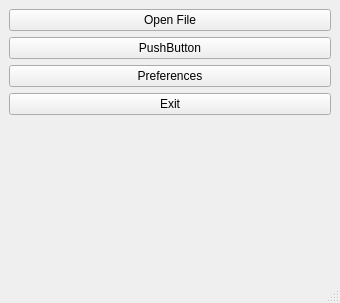
Above: ui/mainwindow.ui from AntonioAlarcon32/Asterix_Decoder before the change. Below: the same form after it.
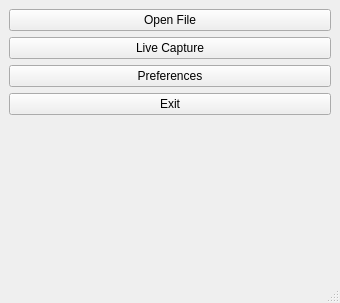
That is the form after the change.

The edit to the form file:
```diff
--- a/ui/mainwindow.ui
+++ b/ui/mainwindow.ui
@@ -36,13 +36,6 @@
     <property name="sizeConstraint">
      <enum>QLayout::SetMaximumSize</enum>
     </property>
-    <item row="2" column="0">
-     <widget class="QPushButton" name="pushButton">
-      <property name="text">
-       <string>PushButton</string>
-      </property>
-     </widget>
-    </item>
     <item row="3" column="0">
      <widget class="QPushButton" name="preferencesButton">
       <property name="text">
@@ -50,13 +43,6 @@
       </property>
      </widget>
     </item>
-    <item row="1" column="0">
-     <widget class="QPushButton" name="openFileButton">
-      <property name="text">
-       <string>Open File</string>
-      </property>
-     </widget>
-    </item>
     <item row="4" column="0">
      <widget class="QPushButton" name="exitButton">
       <property name="text">
@@ -64,6 +50,20 @@
       </property>
      </widget>
     </item>
+    <item row="1" column="0">
+     <widget class="QPushButton" name="openFileButton">
+      <property name="text">
+       <string>Open File</string>
+      </property>
+     </widget>
+    </item>
+    <item row="2" column="0">
+     <widget class="QPushButton" name="liveCaptureButton">
+      <property name="text">
+       <string>Live Capture</string>
+      </property>
+     </widget>
+    </item>
    </layout>
   </widget>
   <widget class="QStatusBar" name="statusbar"/>
```
